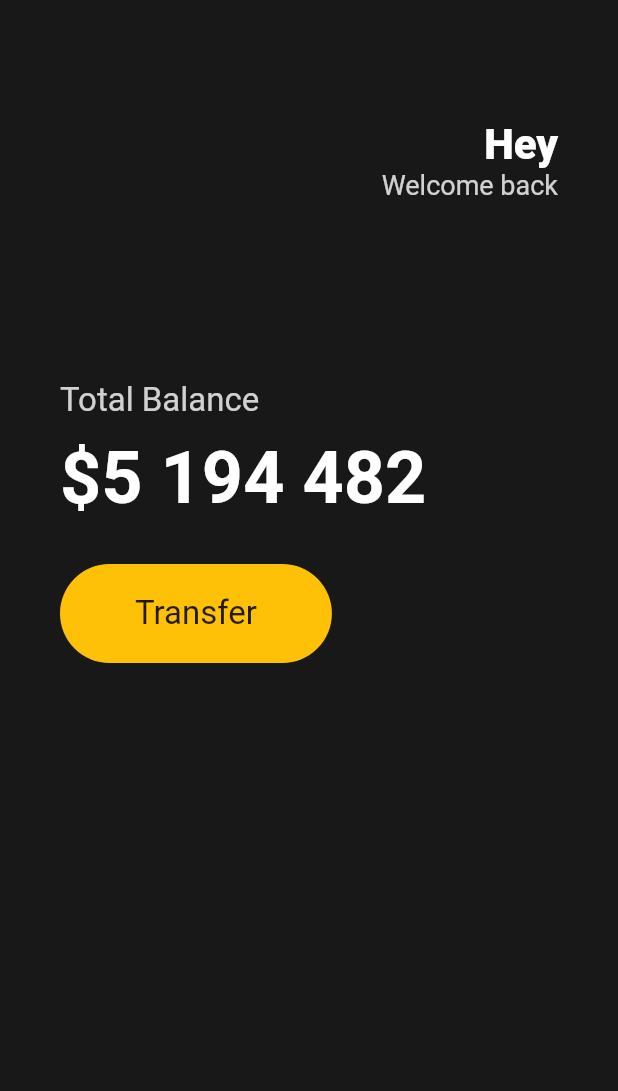
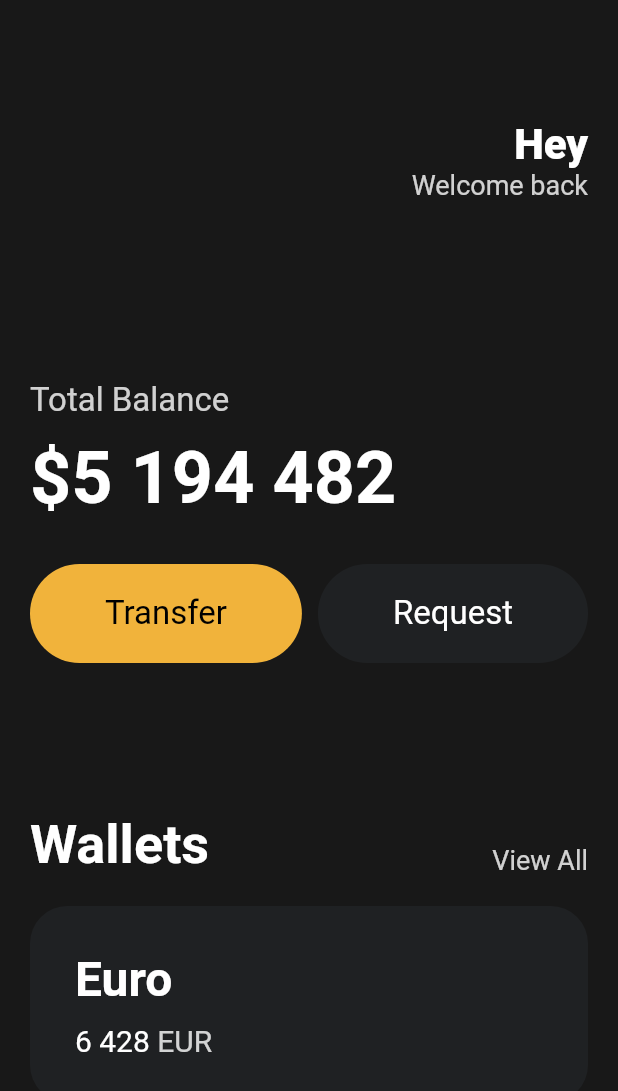
Before and after one commit to hyunjin1012/flutter_app_clone, a Flutter app: the screen it shows after launch, on a phone screen of 412 x 824 dp. Shown: the top 1091 px of the screen. Run offline on Flutter 3.47's test engine with Material 2 defaults, Android fonts, the phone set to English and light mode, and no system bars.

Commit message:
add cards and reusable buttons

```diff
--- a/lib/main.dart
+++ b/lib/main.dart
@@ -1,7 +1,8 @@
 import 'package:flutter/material.dart';
+import 'package:toonflix/widgets/Button.dart';
 
 void main() {
-  runApp(App());
+  runApp(const App());
 }
 
 class App extends StatelessWidget {
@@ -14,7 +15,7 @@ class App extends StatelessWidget {
           backgroundColor: const Color(0xFF181818),
           body: Padding(
             padding: const EdgeInsets.symmetric(
-              horizontal: 40,
+              horizontal: 20,
             ),
             child: Column(
               crossAxisAlignment: CrossAxisAlignment.start,
@@ -69,29 +70,97 @@ class App extends StatelessWidget {
                   height: 30,
                 ),
                 Row(
+                  mainAxisAlignment: MainAxisAlignment.spaceBetween,
+                  children: const [
+                    Button(
+                        text: "Transfer",
+                        bgColor: Color(0xFFF1B33B),
+                        textColor: Colors.black),
+                    Button(
+                        text: "Request",
+                        bgColor: Color(0xFF1F2123),
+                        textColor: Colors.white),
+                  ],
+                ),
+                const SizedBox(
+                  height: 100,
+                ),
+                Row(
+                  mainAxisAlignment: MainAxisAlignment.spaceBetween,
+                  crossAxisAlignment: CrossAxisAlignment.end,
                   children: [
+                    const Text(
+                      'Wallets',
+                      style: TextStyle(
+                        color: Colors.white,
+                        fontSize: 36,
+                        fontWeight: FontWeight.w600,
+                      ),
+                    ),
+                    Text(
+                      'View All',
+                      style: TextStyle(
+                        color: Colors.white.withOpacity(0.8),
+                        fontSize: 18,
+                      ),
+                    )
+                  ],
+                ),
+                const SizedBox(
+                  height: 20,
+                ),
                 Container(
                     decoration: BoxDecoration(
-                          color: Colors.amber,
-                          borderRadius: BorderRadius.circular(45)),
-                      child: const Padding(
-                        padding: EdgeInsets.symmetric(
-                          vertical: 20,
-                          horizontal: 50,
+                      color: const Color(0xFF1F2123),
+                      borderRadius: BorderRadius.circular(25),
                     ),
-                        child: Text(
-                          'Transfer',
+                    child: Padding(
+                      padding: const EdgeInsets.all(30),
+                      child: Row(
+                        children: [
+                          Column(
+                            crossAxisAlignment: CrossAxisAlignment.start,
+                            children: [
+                              const Text(
+                                'Euro',
                                 style: TextStyle(
-                            fontSize: 22,
+                                  color: Colors.white,
+                                  fontSize: 32,
+                                  fontWeight: FontWeight.w600,
                                 ),
                               ),
+                              const SizedBox(
+                                height: 10,
                               ),
+                              Row(
+                                children: [
+                                  const Text(
+                                    '6 428',
+                                    style: TextStyle(
+                                      color: Colors.white,
+                                      fontSize: 20,
+                                    ),
+                                  ),
+                                  const SizedBox(
+                                    width: 5,
+                                  ),
+                                  Text(
+                                    'EUR',
+                                    style: TextStyle(
+                                      color: Colors.white.withOpacity(0.8),
+                                      fontSize: 20,
+                                    ),
+                                  ),
+                                ],
                               )
                             ],
                           )
                         ],
                       ),
                     )),
+              ],
+            ),
+          )),
     );
   }
 }
--- /dev/null
+++ b/lib/widgets/button.dart
@@ -0,0 +1,31 @@
+import 'package:flutter/material.dart';
+
+class Button extends StatelessWidget {
+  final String text;
+  final Color bgColor;
+  final Color textColor;
+
+  const Button(
+      {super.key,
+      required this.text,
+      required this.bgColor,
+      required this.textColor});
+
+  @override
+  Widget build(BuildContext context) {
+    return Container(
+      decoration: BoxDecoration(
+          color: bgColor, borderRadius: BorderRadius.circular(45)),
+      child: Padding(
+        padding: const EdgeInsets.symmetric(
+          vertical: 20,
+          horizontal: 50,
+        ),
+        child: Text(
+          text,
+          style: TextStyle(fontSize: 22, color: textColor),
+        ),
+      ),
+    );
+  }
+}
```
Lines whose indentation alone changed are shown as unchanged.
